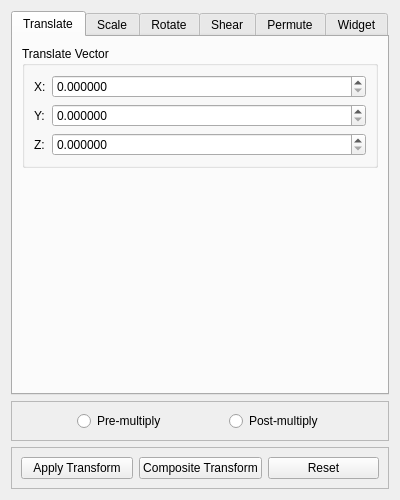
SCIInstitute/SCIRun, file src/Interface/Modules/Math/CreateGeometricTransform.ui: the form before one commit.
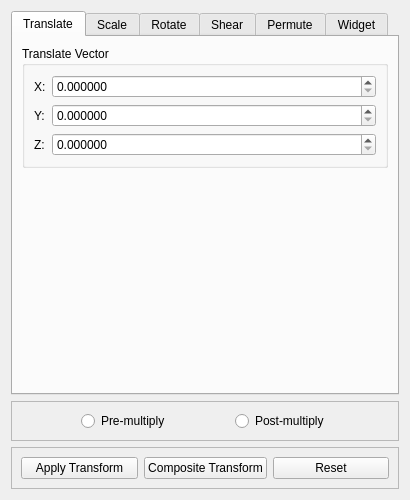
The form after the commit.

Commit message: fix bug where values weren't saved adjust size of gui

Diff of the .ui file:
```diff
--- a/src/Interface/Modules/Math/CreateGeometricTransform.ui
+++ b/src/Interface/Modules/Math/CreateGeometricTransform.ui
@@ -6,7 +6,7 @@
    <rect>
     <x>0</x>
     <y>0</y>
-    <width>400</width>
+    <width>410</width>
     <height>500</height>
    </rect>
   </property>
@@ -18,7 +18,7 @@
   </property>
   <property name="minimumSize">
    <size>
-    <width>400</width>
+    <width>410</width>
     <height>500</height>
    </size>
   </property>
```
The commit also changes 2 other files.
